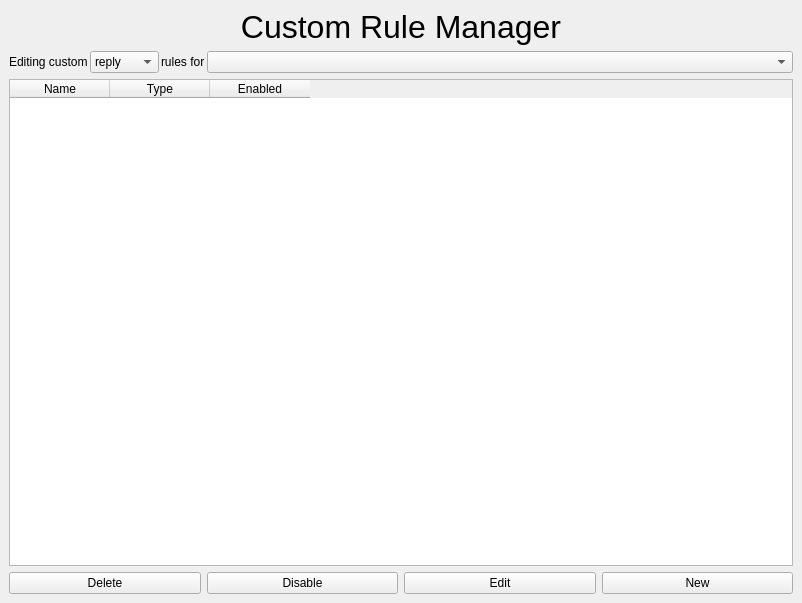
Qt form gui/rulemanager.ui (Lynnesbian/OldFediBooks) before a commit.
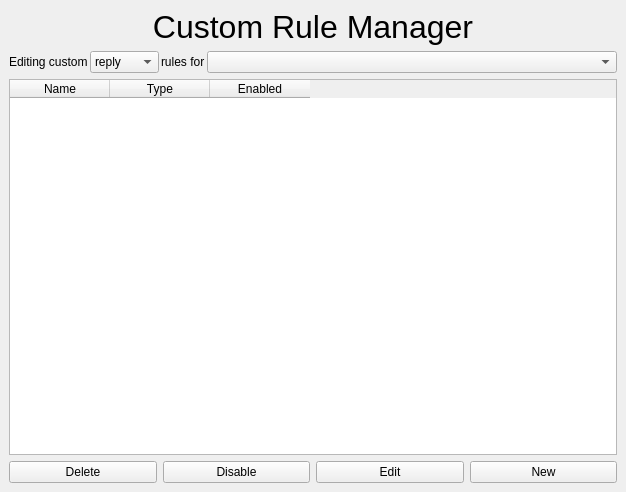
The same form after that commit. Icons and pictures are not drawn.

Patch:
```diff
--- a/gui/rulemanager.ui
+++ b/gui/rulemanager.ui
@@ -6,8 +6,8 @@
    <rect>
     <x>0</x>
     <y>0</y>
-    <width>802</width>
-    <height>603</height>
+    <width>626</width>
+    <height>492</height>
    </rect>
   </property>
   <property name="windowTitle">
```
